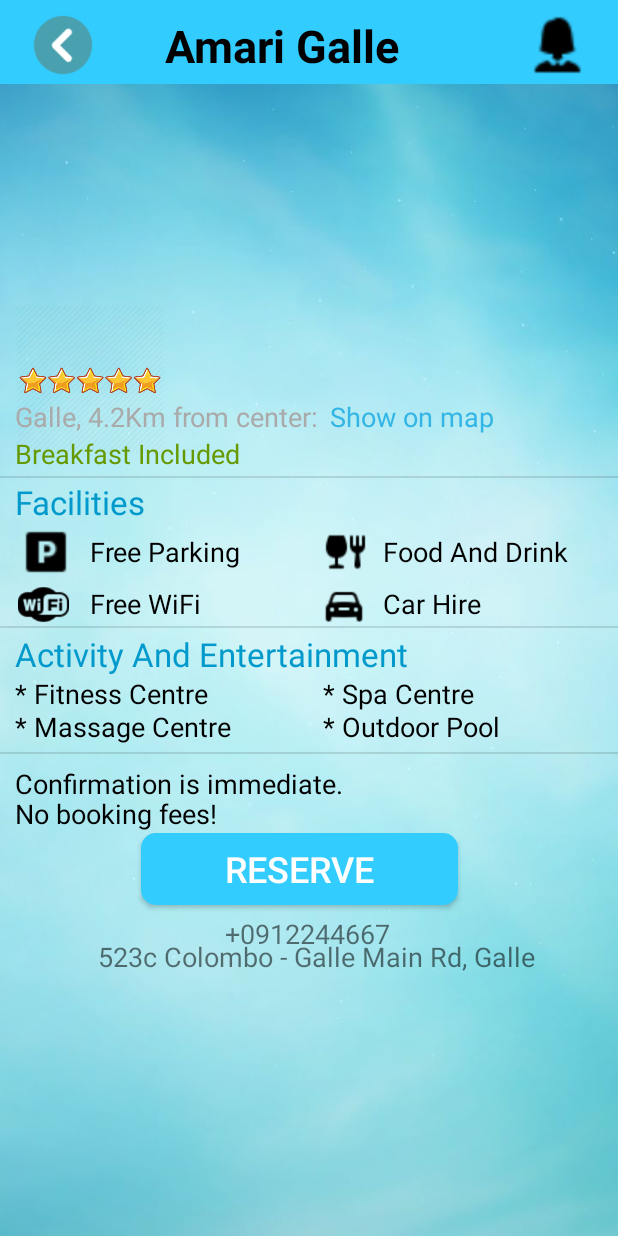
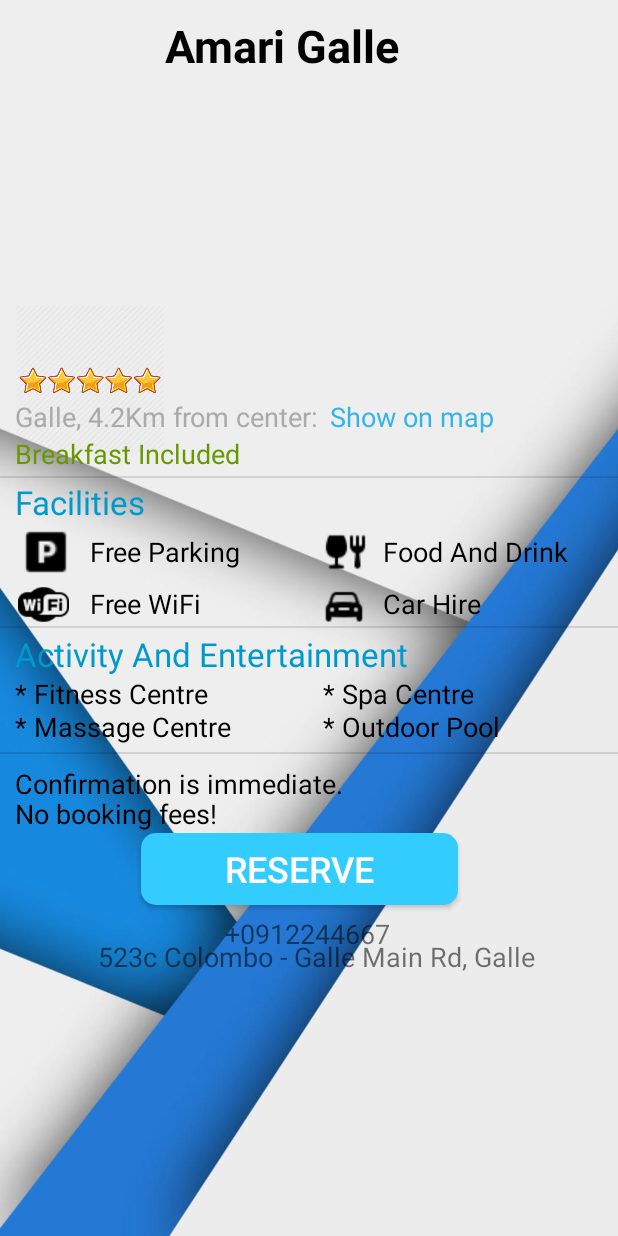
Before and after one commit to Kavindu8956/PeakFind, an Android app: the layout activity_hotelinfo.xml on its own in the app's theme, with its tools: preview values and no code run, on a phone screen of 412 x 824 dp. Run offline under Robolectric (Android 15) with nearby library versions, the phone set to English and light mode, and no system bars.

Commit message:
tharika_edit3

```diff
--- a/app/src/main/res/drawable/custombutton.xml
+++ b/app/src/main/res/drawable/custombutton.xml
@@ -1,5 +1,5 @@
 <?xml version="1.0" encoding="utf-8"?>
 <shape xmlns:android="http://schemas.android.com/apk/res/android">
-    <solid android:color="#33ccff"/>
+    <solid android:color="#4da6ff"/>
     <corners android:radius="10dp"/>
 </shape>
--- a/app/src/main/res/layout/activity_hotelinfo.xml
+++ b/app/src/main/res/layout/activity_hotelinfo.xml
@@ -4,15 +4,10 @@
     xmlns:tools="http://schemas.android.com/tools"
     android:layout_width="match_parent"
     android:layout_height="match_parent"
-    android:background="@drawable/fuck4"
+    android:background="@drawable/unnamed"
     tools:context=".HotelInfoActivity" >
 
-    <androidx.appcompat.widget.Toolbar
-        android:layout_width="match_parent"
-        android:layout_height="?attr/actionBarSize"
-        android:id="@+id/toolbar"
-        android:background="#33ccff">
-    </androidx.appcompat.widget.Toolbar>
+
 
 
     <ViewFlipper
@@ -291,18 +286,5 @@
         android:textColor="@android:color/background_light"
         android:textSize="24sp" />
 
-    <ImageView
-        android:id="@+id/imageView"
-        android:layout_width="wrap_content"
-        android:layout_height="40dp"
-        android:layout_marginStart="10dp"
-        android:layout_marginTop="10dp"
-        app:srcCompat="@drawable/back" />
-    <ImageView
-        android:id="@+id/imageView1"
-        android:layout_width="63dp"
-        android:layout_height="45dp"
-        android:layout_marginStart="340dp"
-        android:layout_marginTop="7dp"
-        app:srcCompat="@drawable/pro" />
+
 </RelativeLayout>
--- a/app/src/main/res/layout/activity_main.xml
+++ b/app/src/main/res/layout/activity_main.xml
@@ -13,6 +13,7 @@
         android:clipToPadding="false"
         android:gravity="center"
         android:orientation="horizontal"
+        android:layout_marginTop="60dp"
         android:layout_width="match_parent"
         android:layout_height="wrap_content">
         <androidx.cardview.widget.CardView
@@ -27,6 +28,7 @@
                 android:layout_height="match_parent"
                 android:gravity="center"
                 android:onClick="hotel"
+                android:background="@drawable/custombutton3"
                 android:orientation="vertical">
 
                 <ImageView
@@ -71,6 +73,7 @@
                 android:layout_height="match_parent"
                 android:gravity="center"
                 android:onClick="cab"
+                android:background="@drawable/custombutton3"
                 android:orientation="vertical">
 
                 <ImageView
@@ -124,6 +127,7 @@
                 android:layout_height="match_parent"
                 android:gravity="center"
                 android:onClick="shoppingmall"
+                android:background="@drawable/custombutton3"
                 android:orientation="vertical">
 
                 <ImageView
@@ -168,6 +172,7 @@
                 android:layout_height="match_parent"
                 android:gravity="center"
                 android:onClick="weather"
+                android:background="@drawable/custombutton3"
                 android:orientation="vertical">
 
                 <ImageView
--- a/app/src/main/res/values/styles.xml
+++ b/app/src/main/res/values/styles.xml
@@ -1,7 +1,7 @@
 <resources>
 
     <!-- Base application theme. -->
-    <style name="AppTheme" parent="Theme.AppCompat.Light.NoActionBar">
+    <style name="AppTheme" parent="Theme.AppCompat.Light.DarkActionBar">
         <!-- Customize your theme here. -->
         <item name="colorPrimary">@color/colorPrimary</item>
         <item name="colorPrimaryDark">@color/colorPrimaryDark</item>
```
Also changed, not shown: app/src/main/res/layout/activity_4.xml (+6 -6 lines).
